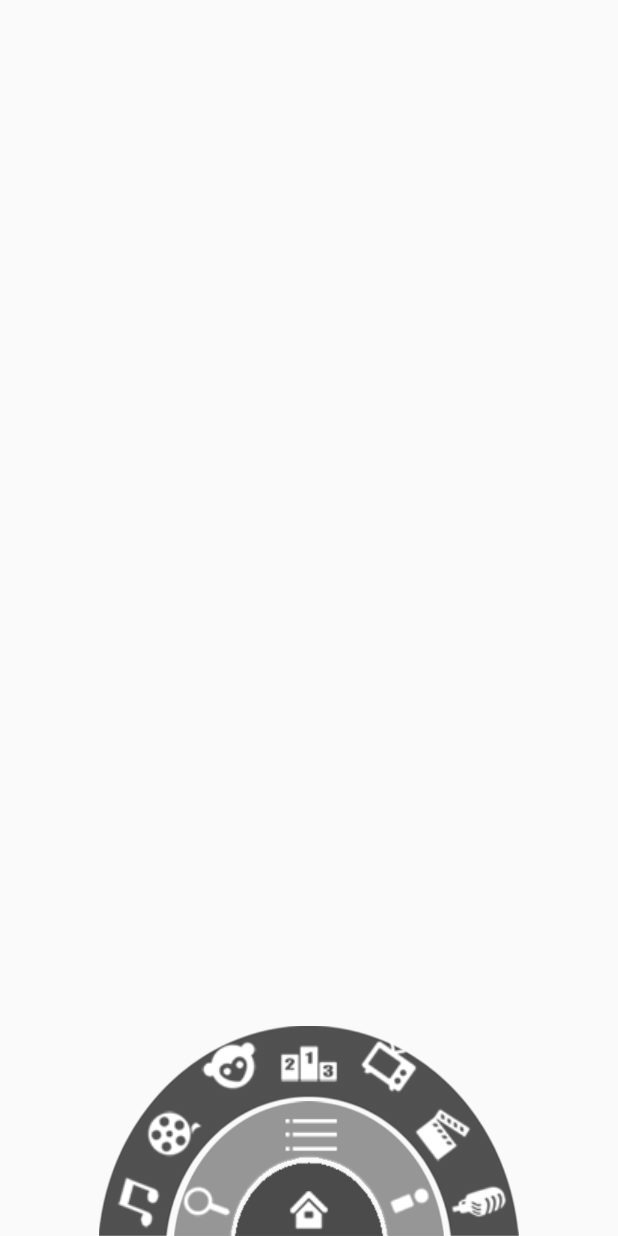
After one commit to 350258655/CustomView, an Android app: the layout activity_youku_menu.xml on its own in the app's theme, with its tools: preview values and no code run, on a phone screen of 412 x 824 dp. The commit adds this screen. Run offline under Robolectric (Android 15) with nearby library versions, the phone set to English and light mode, and no system bars.

```diff
--- a/app/src/main/java/com/shake/customviews/youku/YoukuMenu.java
+++ b/app/src/main/java/com/shake/customviews/youku/YoukuMenu.java
@@ -13,7 +13,7 @@ import com.shake.customviews.R;
 
 /**
  * Created by shake on 17-6-3.
- * 优酷菜单。视图都是图片做的，逻辑还是挺简单的
+ * 优酷菜单。视图都是图片做的，逻辑还是 挺简单的
  */
 public class YoukuMenu extends RelativeLayout implements View.OnClickListener, Animation.AnimationListener {
 
--- a/app/src/main/res/layout/activity_main.xml
+++ b/app/src/main/res/layout/activity_main.xml
@@ -21,4 +21,9 @@
         android:layout_width="match_parent"
         android:layout_height="wrap_content"
         android:text="自定义轮播图"/>
+    <Button
+        android:id="@+id/btn_youku"
+        android:layout_width="match_parent"
+        android:layout_height="wrap_content"
+        android:text="优酷菜单"/>
 </LinearLayout>
--- /dev/null
+++ b/app/src/main/res/layout/activity_youku_menu.xml
@@ -0,0 +1,15 @@
+<?xml version="1.0" encoding="utf-8"?>
+<RelativeLayout
+    xmlns:android="http://schemas.android.com/apk/res/android"
+    xmlns:tools="http://schemas.android.com/tools"
+    android:layout_width="match_parent"
+    android:layout_height="match_parent"
+    tools:context="com.shake.customviews.youku.YoukuMenuActivity">
+
+    <com.shake.customviews.youku.YoukuMenu
+        android:layout_width="wrap_content"
+        android:layout_height="wrap_content"
+        android:layout_alignParentBottom="true"
+        android:layout_centerHorizontal="true"/>
+
+</RelativeLayout>
--- /dev/null
+++ b/app/src/main/res/layout/youku_view.xml
@@ -0,0 +1,143 @@
+<?xml version="1.0" encoding="utf-8"?>
+<RelativeLayout xmlns:android="http://schemas.android.com/apk/res/android"
+                android:layout_width="wrap_content"
+                android:layout_height="wrap_content">
+
+    <!-- 外侧布局-->
+    <RelativeLayout
+        android:id="@+id/rl_level3"
+        android:layout_width="280dp"
+        android:layout_height="140dp"
+        android:layout_alignParentBottom="true"
+        android:layout_centerHorizontal="true"
+        android:background="@drawable/level3">
+
+        <!-- channel 1-->
+        <ImageView
+            android:id="@+id/channel1"
+            android:layout_width="wrap_content"
+            android:layout_height="wrap_content"
+            android:layout_alignParentBottom="true"
+            android:layout_marginLeft="4dp"
+            android:src="@drawable/channel1"/>
+
+
+        <!-- channel 2-->
+        <ImageView
+            android:id="@+id/channel2"
+            android:layout_width="wrap_content"
+            android:layout_height="wrap_content"
+            android:layout_above="@+id/channel1"
+            android:layout_marginLeft="28dp"
+            android:src="@drawable/channel2"/>
+
+
+        <!-- channel 3-->
+        <ImageView
+            android:id="@+id/channel3"
+            android:layout_width="wrap_content"
+            android:layout_height="wrap_content"
+            android:layout_above="@+id/channel2"
+            android:layout_marginLeft="64dp"
+            android:src="@drawable/channel3"/>
+
+        <!-- channel 4-->
+        <ImageView
+            android:id="@+id/channel4"
+            android:layout_width="wrap_content"
+            android:layout_height="wrap_content"
+            android:layout_centerHorizontal="true"
+            android:layout_marginTop="2dp"
+            android:src="@drawable/channel4"/>
+
+        <!-- channel 7-->
+        <ImageView
+            android:id="@+id/channel7"
+            android:layout_width="wrap_content"
+            android:layout_height="wrap_content"
+            android:layout_alignParentBottom="true"
+            android:layout_alignParentRight="true"
+            android:layout_marginRight="4dp"
+            android:src="@drawable/channel7"/>
+
+
+        <!-- channel 6-->
+        <ImageView
+            android:id="@+id/channel6"
+            android:layout_width="wrap_content"
+            android:layout_height="wrap_content"
+            android:layout_above="@+id/channel7"
+            android:layout_alignParentRight="true"
+            android:layout_marginRight="28dp"
+            android:src="@drawable/channel6"/>
+
+        <!-- channel 5-->
+        <ImageView
+            android:id="@+id/channel5"
+            android:layout_width="wrap_content"
+            android:layout_height="wrap_content"
+            android:layout_above="@+id/channel6"
+            android:layout_alignParentRight="true"
+            android:layout_marginRight="64dp"
+            android:src="@drawable/channel5"/>
+
+    </RelativeLayout>
+
+
+    <!-- 中间的布局 -->
+    <RelativeLayout
+        android:id="@+id/rl_level2"
+        android:layout_width="180dp"
+        android:layout_height="90dp"
+        android:layout_alignParentBottom="true"
+        android:layout_centerHorizontal="true"
+        android:background="@drawable/level2" >
+
+        <!-- 搜索 -->
+
+        <ImageView
+            android:layout_width="wrap_content"
+            android:layout_height="wrap_content"
+            android:layout_alignParentBottom="true"
+            android:src="@drawable/icon_search" />
+
+        <!-- 菜单按钮 -->
+        <ImageView
+            android:id="@+id/level2_iv_menu"
+            android:layout_width="wrap_content"
+            android:layout_height="wrap_content"
+            android:layout_centerHorizontal="true"
+            android:src="@drawable/icon_menu" />
+
+        <!-- 优酷按钮 -->
+        <ImageView
+            android:layout_width="wrap_content"
+            android:layout_height="wrap_content"
+            android:layout_alignParentBottom="true"
+            android:layout_alignParentRight="true"
+            android:src="@drawable/icon_myyouku" />
+
+    </RelativeLayout>
+
+
+
+
+    <!-- 内侧 -->
+    <RelativeLayout
+        android:id="@+id/rl_level1"
+        android:layout_width="100dp"
+        android:layout_height="50dp"
+        android:layout_alignParentBottom="true"
+        android:layout_centerHorizontal="true"
+        android:background="@drawable/level1" >
+
+        <!-- home的菜单按钮 -->
+        <ImageView
+            android:id="@+id/level1_iv_home"
+            android:layout_width="wrap_content"
+            android:layout_height="wrap_content"
+            android:layout_centerInParent="true"
+            android:src="@drawable/icon_home" />
+    </RelativeLayout>
+
+</RelativeLayout>
```
Also changed, not shown: app/src/main/res/drawable/._level1.png (added), app/src/main/res/drawable/._level3.png (added), app/src/main/res/drawable/channel1.png (added), app/src/main/res/drawable/channel2.png (added), app/src/main/res/drawable/channel3.png (added), app/src/main/res/drawable/channel4.png (added), app/src/main/res/drawable/channel5.png (added), app/src/main/res/drawable/channel6.png (added), app/src/main/res/drawable/channel7.png (added), app/src/main/res/drawable/icon_home.png (added), app/src/main/res/drawable/icon_menu.png (added), app/src/main/res/drawable/icon_myyouku.png (added), app/src/main/res/drawable/icon_search.png (added), app/src/main/res/drawable/level1.png (added), 2 more files.
